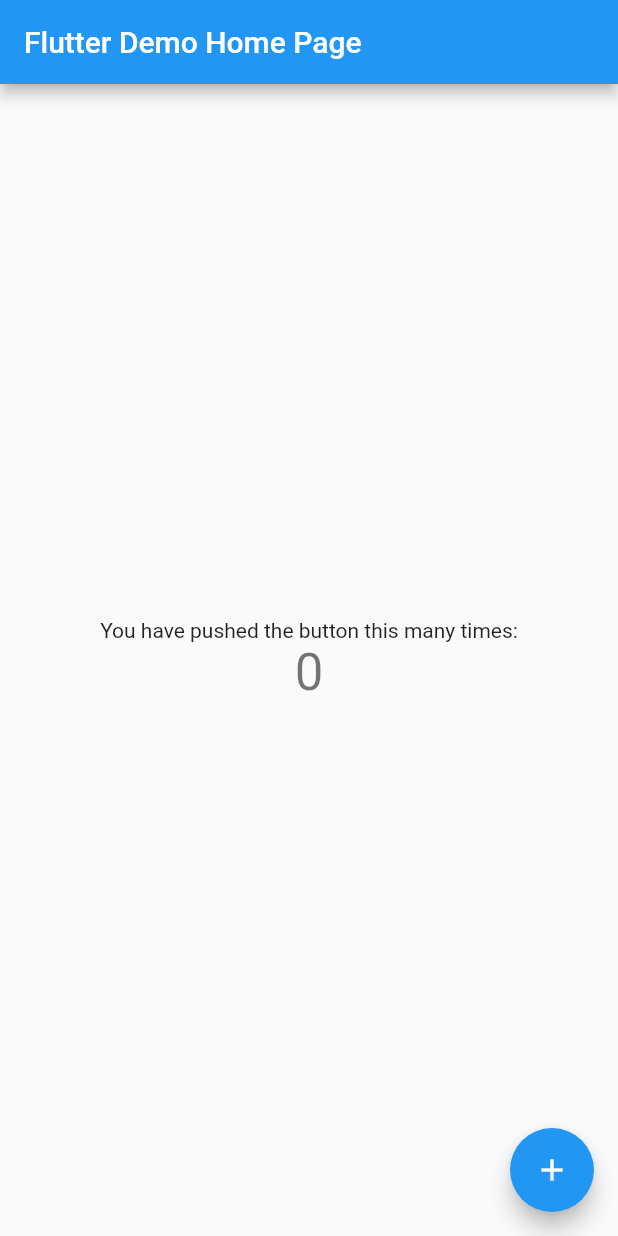
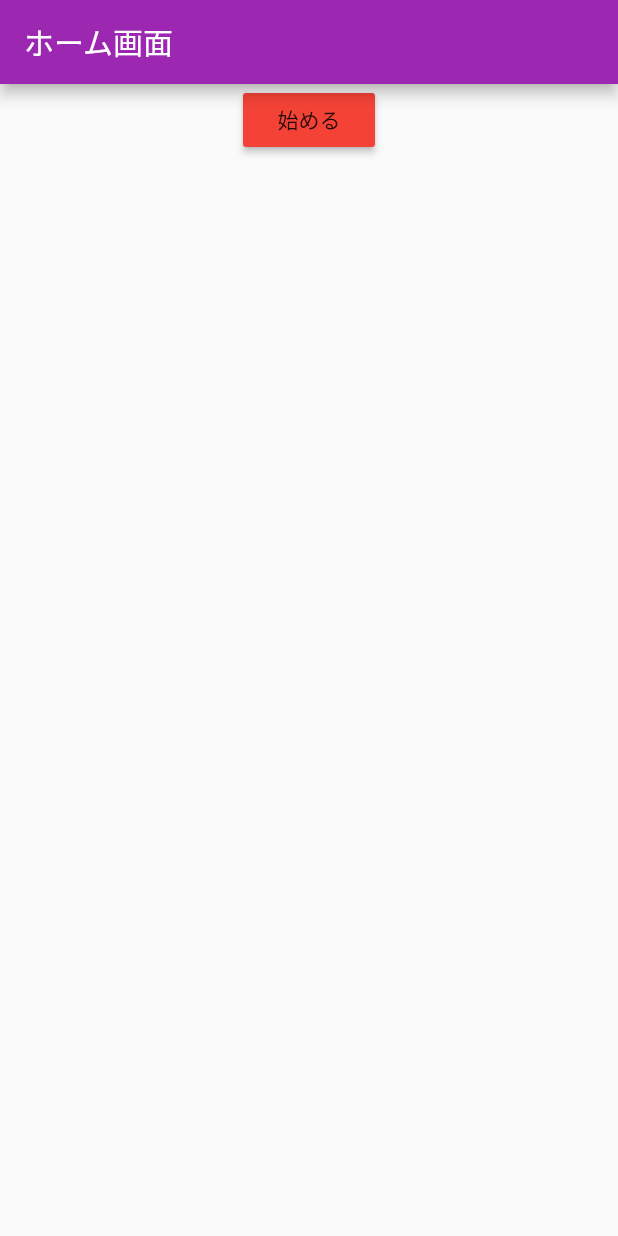
Before and after one commit to sho-yoshikawa/flutter_12, a Flutter app: the screen it shows after launch, on a phone screen of 412 x 824 dp. Run offline on Flutter 3.47's test engine with Material 2 defaults, Android fonts, the phone set to English and light mode, and no system bars.

Commit message:
based home.

```diff
--- /dev/null
+++ b/lib/home.dart
@@ -0,0 +1,28 @@
+import 'package:flutter/material.dart';
+import 'chooseCourse.dart';
+
+class Home extends StatelessWidget {
+  @override
+  Widget build(BuildContext context) {
+    return Scaffold(
+      appBar: AppBar(
+        backgroundColor: Colors.purple,
+        title: Text('ホーム画面'),
+      ),
+      body: Center(
+        child: Column(
+          children: <Widget>[
+            RaisedButton(
+              color: Colors.red,
+              child: Text('始める'),
+              onPressed: () {
+                Navigator.pushNamed(context, '/choose');
+                //Navigate to Screen 1
+              },
+            ),
+          ],
+        ),
+      ),
+    );
+  }
+}
--- a/lib/main.dart
+++ b/lib/main.dart
@@ -1,113 +1,24 @@
 import 'package:flutter/material.dart';
+import 'home.dart';
+import 'chooseCourse.dart';
+import 'practice1.dart';
+import 'result.dart';
 
 void main() {
   runApp(MyApp());
 }
 
 class MyApp extends StatelessWidget {
-  // This widget is the root of your application.
   @override
   Widget build(BuildContext context) {
     return MaterialApp(
-      title: 'Flutter Demo',
-      theme: ThemeData(
-        // This is the theme of your application.
-        //
-        // Try running your application with "flutter run". You'll see the
-        // application has a blue toolbar. Then, without quitting the app, try
-        // changing the primarySwatch below to Colors.green and then invoke
-        // "hot reload" (press "r" in the console where you ran "flutter run",
-        // or simply save your changes to "hot reload" in a Flutter IDE).
-        // Notice that the counter didn't reset back to zero; the application
-        // is not restarted.
-        primarySwatch: Colors.blue,
-      ),
-      home: MyHomePage(title: 'Flutter Demo Home Page'),
+      initialRoute: '/',
+      routes: {
+        '/': (context) => Home(),
+        '/choose': (context) => ChooseCourse(),
+        '/practice': (context) => Practice(),
+        '/result': (context) => Result(),
+      },
     );
   }
 }
-
-class MyHomePage extends StatefulWidget {
-  MyHomePage({Key? key, required this.title}) : super(key: key);
-
-  // This widget is the home page of your application. It is stateful, meaning
-  // that it has a State object (defined below) that contains fields that affect
-  // how it looks.
-
-  // This class is the configuration for the state. It holds the values (in this
-  // case the title) provided by the parent (in this case the App widget) and
-  // used by the build method of the State. Fields in a Widget subclass are
-  // always marked "final".
-
-  final String title;
-
-  @override
-  _MyHomePageState createState() => _MyHomePageState();
-}
-
-class _MyHomePageState extends State<MyHomePage> {
-  int _counter = 0;
-
-  void _incrementCounter() {
-    setState(() {
-      // This call to setState tells the Flutter framework that something has
-      // changed in this State, which causes it to rerun the build method below
-      // so that the display can reflect the updated values. If we changed
-      // _counter without calling setState(), then the build method would not be
-      // called again, and so nothing would appear to happen.
-      _counter++;
-    });
-  }
-
-  @override
-  Widget build(BuildContext context) {
-    // This method is rerun every time setState is called, for instance as done
-    // by the _incrementCounter method above.
-    //
-    // The Flutter framework has been optimized to make rerunning build methods
-    // fast, so that you can just rebuild anything that needs updating rather
-    // than having to individually change instances of widgets.
-    return Scaffold(
-      appBar: AppBar(
-        // Here we take the value from the MyHomePage object that was created by
-        // the App.build method, and use it to set our appbar title.
-        title: Text(widget.title),
-      ),
-      body: Center(
-        // Center is a layout widget. It takes a single child and positions it
-        // in the middle of the parent.
-        child: Column(
-          // Column is also a layout widget. It takes a list of children and
-          // arranges them vertically. By default, it sizes itself to fit its
-          // children horizontally, and tries to be as tall as its parent.
-          //
-          // Invoke "debug painting" (press "p" in the console, choose the
-          // "Toggle Debug Paint" action from the Flutter Inspector in Android
-          // Studio, or the "Toggle Debug Paint" command in Visual Studio Code)
-          // to see the wireframe for each widget.
-          //
-          // Column has various properties to control how it sizes itself and
-          // how it positions its children. Here we use mainAxisAlignment to
-          // center the children vertically; the main axis here is the vertical
-          // axis because Columns are vertical (the cross axis would be
-          // horizontal).
-          mainAxisAlignment: MainAxisAlignment.center,
-          children: <Widget>[
-            Text(
-              'You have pushed the button this many times:',
-            ),
-            Text(
-              '$_counter',
-              style: Theme.of(context).textTheme.headline4,
-            ),
-          ],
-        ),
-      ),
-      floatingActionButton: FloatingActionButton(
-        onPressed: _incrementCounter,
-        tooltip: 'Increment',
-        child: Icon(Icons.add),
-      ), // This trailing comma makes auto-formatting nicer for build methods.
-    );
-  }
-}
```
Also changed, not shown: lib/chooseCourse.dart (added, +30 -0 lines), lib/practice1.dart (added, +30 -0 lines), lib/result.dart (added, +22 -0 lines), 196 other files.
